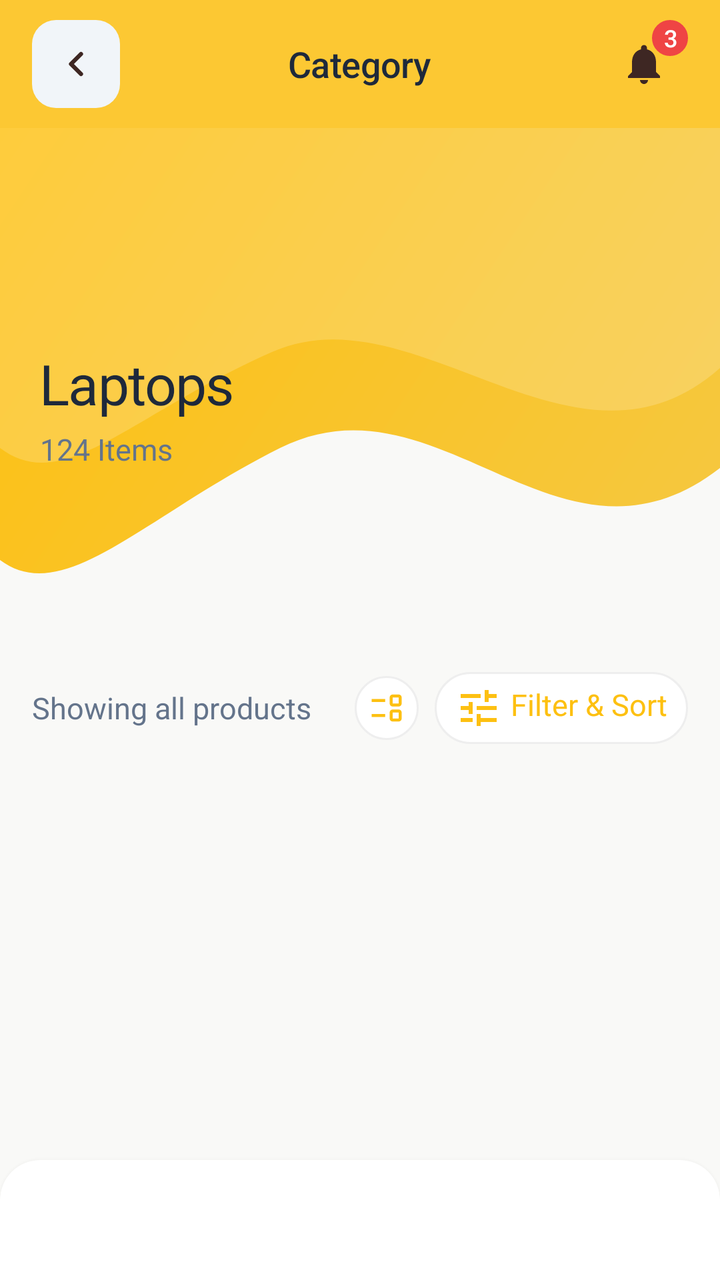
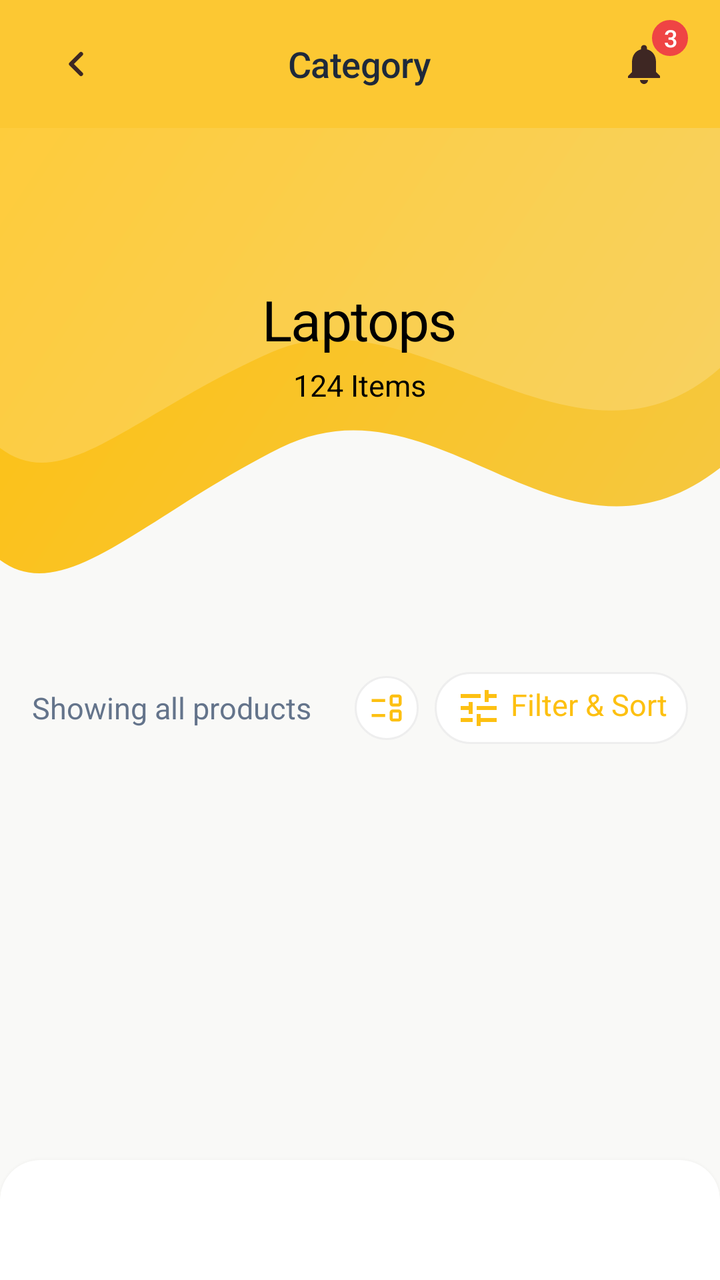

Compare the two renders of this Android layout. The source of the first and the diff that turns it into the second are given below.
<!-- AndroidManifest.xml: application theme Theme.BeckieDealApp -->
<!-- res/layout/activity_category_detail.xml -->
﻿<?xml version="1.0" encoding="utf-8"?>
<androidx.constraintlayout.widget.ConstraintLayout xmlns:android="http://schemas.android.com/apk/res/android"
    xmlns:app="http://schemas.android.com/apk/res-auto"
    xmlns:tools="http://schemas.android.com/tools"
    android:layout_width="match_parent"
    android:layout_height="match_parent"
    android:background="@color/background"
    android:fitsSystemWindows="true"
    tools:context=".CategoryDetailActivity">

    
    <com.google.android.material.appbar.MaterialToolbar
        android:id="@+id/topAppBar"
        android:layout_width="match_parent"
        android:layout_height="@dimen/toolbar_height"
        android:background="@color/topbar_yellow_transparent"
        app:contentInsetStart="0dp"
        app:elevation="0dp"
        app:layout_constraintTop_toTopOf="parent">

        <RelativeLayout
            android:layout_width="match_parent"
            android:layout_height="match_parent"
            android:paddingHorizontal="16dp">

            
            <ImageView
                android:id="@+id/backButton"
                android:layout_width="44dp"
                android:layout_height="44dp"
                android:layout_alignParentStart="true"
                android:layout_centerVertical="true"
                android:background="@drawable/form_field_background"
                android:padding="12dp"
                android:src="@drawable/ic_arrow_left"
                android:contentDescription="Back"
                app:tint="@color/dark_brown" />

            
            <TextView
                android:id="@+id/categoryTitleText"
                android:layout_width="wrap_content"
                android:layout_height="wrap_content"
                android:layout_centerInParent="true"
                android:text="Category"
                android:textAppearance="@style/TextAppearance.App.SectionHeader" />

            
            <RelativeLayout
                android:id="@+id/notificationContainer"
                android:layout_width="44dp"
                android:layout_height="44dp"
                android:layout_alignParentEnd="true"
                android:layout_centerVertical="true">

                <ImageView
                    android:id="@+id/notificationIcon"
                    android:layout_width="24dp"
                    android:layout_height="24dp"
                    android:layout_centerInParent="true"
                    android:src="@drawable/ic_notifications"
                    app:tint="@color/dark_brown" />

                <TextView
                    android:id="@+id/notificationBadge"
                    android:layout_width="18dp"
                    android:layout_height="18dp"
                    android:layout_alignParentEnd="true"
                    android:layout_alignParentTop="true"
                    android:background="@drawable/badge_pill"
                    android:backgroundTint="@color/red_error"
                    android:gravity="center"
                    android:text="3"
                    android:textAppearance="@style/TextAppearance.App.Label"
                    android:textAllCaps="false"
                    android:textColor="@color/white_fixed"
                    android:visibility="visible" />
            </RelativeLayout>

        </RelativeLayout>
    </com.google.android.material.appbar.MaterialToolbar>

    
    <androidx.core.widget.NestedScrollView
        android:layout_width="match_parent"
        android:layout_height="0dp"
        android:fillViewport="true"
        app:layout_constraintTop_toBottomOf="@id/topAppBar"
        app:layout_constraintBottom_toTopOf="@id/bottomNavGlassHost">

        <LinearLayout
            android:layout_width="match_parent"
            android:layout_height="wrap_content"
            android:orientation="vertical"
            android:paddingBottom="16dp">

            
            <FrameLayout
                android:id="@+id/categoryHeroCard"
                android:layout_width="match_parent"
                android:layout_height="wrap_content">

                
                <ImageView
                    android:layout_width="match_parent"
                    android:layout_height="wrap_content"
                    android:adjustViewBounds="true"
                    android:importantForAccessibility="no"
                    android:scaleType="fitXY"
                    android:src="@drawable/bg_top_wave" />

                
                <LinearLayout
                    android:layout_width="match_parent"
                    android:layout_height="wrap_content"
                    android:layout_gravity="center_vertical"
                    android:orientation="vertical"
                    android:paddingHorizontal="20dp"
                    android:paddingTop="80dp"
                    android:paddingBottom="40dp">

                    <TextView
                        android:id="@+id/heroTitle"
                        android:layout_width="wrap_content"
                        android:layout_height="wrap_content"
                        android:text="Laptops"
                        android:textAppearance="@style/TextAppearance.App.ScreenTitle"
                        android:textColor="@color/text_primary" />

                    <TextView
                        android:id="@+id/heroSubtitle"
                        android:layout_width="wrap_content"
                        android:layout_height="wrap_content"
                        android:layout_marginTop="4dp"
                        android:text="124 Items"
                        android:textAppearance="@style/TextAppearance.App.Body"
                        android:textColor="@color/text_secondary" />
                </LinearLayout>
            </FrameLayout>

            
            <HorizontalScrollView
                android:layout_width="match_parent"
                android:layout_height="wrap_content"
                android:scrollbars="none"
                android:paddingTop="16dp"
                android:paddingBottom="4dp">

                <LinearLayout
                    android:id="@+id/brandFilterContainer"
                    android:layout_width="wrap_content"
                    android:layout_height="wrap_content"
                    android:orientation="horizontal"
                    android:paddingStart="16dp"
                    android:paddingEnd="16dp" />
            </HorizontalScrollView>

            
            <LinearLayout
                android:id="@+id/resultsRow"
                android:layout_width="match_parent"
                android:layout_height="wrap_content"
                android:orientation="horizontal"
                android:gravity="center_vertical"
                android:paddingHorizontal="16dp"
                android:paddingTop="12dp"
                android:paddingBottom="4dp">

                <TextView
                    android:id="@+id/resultsLabel"
                    android:layout_width="0dp"
                    android:layout_height="wrap_content"
                    android:layout_weight="1"
                    android:text="Showing all products"
                    android:textAppearance="@style/TextAppearance.App.Body"
                    android:textColor="@color/text_secondary" />

                
                <RelativeLayout
                    android:id="@+id/viewModeButton"
                    android:layout_width="32dp"
                    android:layout_height="32dp"
                    android:layout_marginEnd="8dp"
                    android:background="@drawable/chip_unselected"
                    android:clickable="true"
                    android:focusable="true">

                    <ImageView
                        android:id="@+id/viewModeIcon"
                        android:layout_width="18dp"
                        android:layout_height="18dp"
                        android:layout_centerInParent="true"
                        android:src="@drawable/event_list_24"
                        app:tint="@color/primary" />

                </RelativeLayout>

                <TextView
                    android:id="@+id/sortButton"
                    android:layout_width="wrap_content"
                    android:layout_height="wrap_content"
                    android:clickable="true"
                    android:focusable="true"
                    android:drawableStart="@drawable/ic_filter"
                    android:drawablePadding="4dp"
                    android:text="Filter &amp; Sort"
                    android:textAppearance="@style/TextAppearance.App.CardPrice"
                    android:textColor="@color/primary"
                    android:paddingHorizontal="10dp"
                    android:paddingVertical="6dp"
                    android:background="@drawable/chip_unselected" />
            </LinearLayout>

            
            <androidx.recyclerview.widget.RecyclerView
                android:id="@+id/detailProductsGrid"
                android:layout_width="match_parent"
                android:layout_height="wrap_content"
                android:layout_marginTop="4dp"
                android:background="@color/background"
                android:nestedScrollingEnabled="false"
                android:overScrollMode="never" />

        </LinearLayout>
    </androidx.core.widget.NestedScrollView>

    
    <include layout="@layout/layout_bottom_nav" />

</androidx.constraintlayout.widget.ConstraintLayout>
<!-- res/layout/layout_bottom_nav.xml (included above) -->
<?xml version="1.0" encoding="utf-8"?>
<FrameLayout
    xmlns:android="http://schemas.android.com/apk/res/android"
    xmlns:app="http://schemas.android.com/apk/res-auto"
    android:id="@+id/bottomNavGlassHost"
    android:layout_width="0dp"
    android:layout_height="wrap_content"
    android:layout_marginStart="@dimen/bottom_nav_side_margin"
    android:layout_marginEnd="@dimen/bottom_nav_side_margin"
    android:layout_marginBottom="@dimen/bottom_nav_bottom_margin"
    android:background="@drawable/bottom_nav_glass_bg"
    android:clipToOutline="true"
    android:elevation="4dp"
    app:layout_constraintBottom_toBottomOf="parent"
    app:layout_constraintStart_toStartOf="parent"
    app:layout_constraintEnd_toEndOf="parent">

    <LinearLayout
        android:id="@+id/customBottomNav"
        android:layout_width="match_parent"
        android:layout_height="60dp"
        android:orientation="horizontal"
        android:gravity="center"
        android:paddingStart="12dp"
        android:paddingEnd="12dp"
        android:weightSum="5.5">

        
        <LinearLayout
            android:id="@+id/navItemHome"
            android:layout_width="0dp"
            android:layout_height="match_parent"
            android:layout_weight="1"
            android:gravity="center"
            android:orientation="horizontal"
            android:clickable="true"
            android:focusable="true"
            android:background="?attr/selectableItemBackgroundBorderless">

            <LinearLayout
                android:id="@+id/navPillHome"
                android:layout_width="wrap_content"
                android:layout_height="34dp"
                android:orientation="horizontal"
                android:gravity="center"
                android:paddingStart="8dp"
                android:paddingEnd="8dp"
                android:background="@drawable/nav_pill_background">

                <ImageView
                    android:id="@+id/navIconHome"
                    android:layout_width="20dp"
                    android:layout_height="20dp"
                    android:src="@drawable/bottom_nav_home_icon"
                    android:scaleType="fitCenter" />

                <TextView
                    android:id="@+id/navLabelHome"
                    android:layout_width="wrap_content"
                    android:layout_height="wrap_content"
                    android:layout_marginStart="5dp"
                    android:text="Home"
                    android:textSize="11sp"
                    android:textStyle="bold"
                    android:visibility="gone"
                    android:alpha="0"
                    android:includeFontPadding="false" />
            </LinearLayout>
        </LinearLayout>

        
        <LinearLayout
            android:id="@+id/navItemCategories"
            android:layout_width="0dp"
            android:layout_height="match_parent"
            android:layout_weight="1"
            android:gravity="center"
            android:orientation="horizontal"
            android:clickable="true"
            android:focusable="true"
            android:background="?attr/selectableItemBackgroundBorderless">

            <LinearLayout
                android:id="@+id/navPillCategories"
                android:layout_width="wrap_content"
                android:layout_height="34dp"
                android:orientation="horizontal"
                android:gravity="center"
                android:paddingStart="8dp"
                android:paddingEnd="8dp"
                android:background="@drawable/nav_pill_background">

                <ImageView
                    android:id="@+id/navIconCategories"
                    android:layout_width="20dp"
                    android:layout_height="20dp"
                    android:src="@drawable/bottom_nav_categories_icon"
                    android:scaleType="fitCenter" />

                <TextView
                    android:id="@+id/navLabelCategories"
                    android:layout_width="wrap_content"
                    android:layout_height="wrap_content"
                    android:layout_marginStart="5dp"
                    android:text="Categories"
                    android:textSize="11sp"
                    android:textStyle="bold"
                    android:visibility="gone"
                    android:alpha="0"
                    android:includeFontPadding="false"
                    android:maxLines="1" />
            </LinearLayout>
        </LinearLayout>

        
        <LinearLayout
            android:id="@+id/navItemWishlist"
            android:layout_width="0dp"
            android:layout_height="match_parent"
            android:layout_weight="1"
            android:gravity="center"
            android:orientation="horizontal"
            android:clickable="true"
            android:focusable="true"
            android:background="?attr/selectableItemBackgroundBorderless">

            <LinearLayout
                android:id="@+id/navPillWishlist"
                android:layout_width="wrap_content"
                android:layout_height="34dp"
                android:orientation="horizontal"
                android:gravity="center"
                android:paddingStart="8dp"
                android:paddingEnd="8dp"
                android:background="@drawable/nav_pill_background">

                <ImageView
                    android:id="@+id/navIconWishlist"
                    android:layout_width="20dp"
                    android:layout_height="20dp"
                    android:src="@drawable/bottom_nav_favorites_icon"
                    android:scaleType="fitCenter" />

                <TextView
                    android:id="@+id/navLabelWishlist"
                    android:layout_width="wrap_content"
                    android:layout_height="wrap_content"
                    android:layout_marginStart="5dp"
                    android:text="Wishlist"
                    android:textSize="11sp"
                    android:textStyle="bold"
                    android:visibility="gone"
                    android:alpha="0"
                    android:includeFontPadding="false"
                    android:maxLines="1" />
            </LinearLayout>
        </LinearLayout>

        
        <LinearLayout
            android:id="@+id/navItemCart"
            android:layout_width="0dp"
            android:layout_height="match_parent"
            android:layout_weight="1"
            android:gravity="center"
            android:orientation="horizontal"
            android:clickable="true"
            android:focusable="true"
            android:background="?attr/selectableItemBackgroundBorderless">

            <LinearLayout
                android:id="@+id/navPillCart"
                android:layout_width="wrap_content"
                android:layout_height="34dp"
                android:orientation="horizontal"
                android:gravity="center"
                android:paddingStart="8dp"
                android:paddingEnd="8dp"
                android:background="@drawable/nav_pill_background">

                <ImageView
                    android:id="@+id/navIconCart"
                    android:layout_width="20dp"
                    android:layout_height="20dp"
                    android:src="@drawable/bottom_nav_cart_icon"
                    android:scaleType="fitCenter" />

                
                <FrameLayout
                    android:layout_width="wrap_content"
                    android:layout_height="wrap_content"
                    android:layout_marginStart="-6dp"
                    android:layout_marginTop="-4dp">
                    
                    <TextView
                        android:id="@+id/cartBadge"
                        android:layout_width="16dp"
                        android:layout_height="16dp"
                        android:background="@drawable/badge_pill"
                        android:backgroundTint="@color/primary"
                        android:textSize="9sp"
                        android:textStyle="bold"
                        android:textColor="@color/white_fixed"
                        android:visibility="gone"
                        android:includeFontPadding="false"
                        android:gravity="center" />
                </FrameLayout>

                <TextView
                    android:id="@+id/navLabelCart"
                    android:layout_width="wrap_content"
                    android:layout_height="wrap_content"
                    android:layout_marginStart="5dp"
                    android:text="Cart"
                    android:textSize="11sp"
                    android:textStyle="bold"
                    android:visibility="gone"
                    android:alpha="0"
                    android:includeFontPadding="false" />
            </LinearLayout>
        </LinearLayout>

        
        <LinearLayout
            android:id="@+id/navItemAccount"
            android:layout_width="0dp"
            android:layout_height="match_parent"
            android:layout_weight="1"
            android:gravity="center"
            android:orientation="horizontal"
            android:clickable="true"
            android:focusable="true"
            android:background="?attr/selectableItemBackgroundBorderless">

            <LinearLayout
                android:id="@+id/navPillAccount"
                android:layout_width="wrap_content"
                android:layout_height="34dp"
                android:orientation="horizontal"
                android:gravity="center"
                android:paddingStart="8dp"
                android:paddingEnd="8dp"
                android:background="@drawable/nav_pill_background">

                <ImageView
                    android:id="@+id/navIconAccount"
                    android:layout_width="20dp"
                    android:layout_height="20dp"
                    android:src="@drawable/bottom_nav_account_icon"
                    android:scaleType="fitCenter" />

                <TextView
                    android:id="@+id/navLabelAccount"
                    android:layout_width="wrap_content"
                    android:layout_height="wrap_content"
                    android:layout_marginStart="5dp"
                    android:text="Account"
                    android:textSize="11sp"
                    android:textStyle="bold"
                    android:visibility="gone"
                    android:alpha="0"
                    android:includeFontPadding="false" />
            </LinearLayout>
        </LinearLayout>

    </LinearLayout>

</FrameLayout>
<!-- resources referenced by this layout -->
<resources>
  <color name="background">#F9F9F7</color>
  <color name="dark_brown">#3E2723</color>
  <color name="primary">#FDC011</color>
  <color name="red_error">#EF4444</color>
  <color name="text_primary">#1E293B</color>
  <color name="text_secondary">#64748B</color>
  <color name="topbar_yellow_transparent">#D9FDC011</color>
  <color name="white_fixed">#FFFFFF</color>
  <dimen name="bottom_nav_bottom_margin">0dp</dimen>
  <dimen name="bottom_nav_side_margin">0dp</dimen>
  <dimen name="toolbar_height">64dp</dimen>
  <!-- drawable form_field_background (drawable) -->
  <?xml version="1.0" encoding="utf-8"?>
  <shape xmlns:android="http://schemas.android.com/apk/res/android">
      <solid android:color="@color/input_background" />
      <corners android:radius="12dp" />
  </shape>
  <style name="TextAppearance.App.Body" parent="TextAppearance.Material3.BodyMedium">
          <item name="android:fontFamily">@font/synonym_regular</item>
          <item name="android:textSize">15sp</item>
          <item name="android:letterSpacing">0</item>
          <item name="android:lineSpacingMultiplier">1.6</item>
          <item name="android:textColor">@color/text_secondary</item>
      </style>
  <style name="TextAppearance.App.CardPrice" parent="TextAppearance.Material3.BodyLarge">
          <item name="android:fontFamily">@font/synonym_semibold</item>
          <item name="android:textSize">15sp</item>
          <item name="android:letterSpacing">0</item>
          <item name="android:textColor">@color/text_primary</item>
      </style>
  <style name="TextAppearance.App.ScreenTitle" parent="TextAppearance.Material3.HeadlineMedium">
          <item name="android:fontFamily">@font/amulya_bold</item>
          <item name="android:textSize">28sp</item>
          <item name="android:letterSpacing">-0.02</item>
          <item name="android:textColor">@color/text_primary</item>
      </style>
  <style name="Theme.BeckieDealApp" parent="Base.Theme.BeckieDealApp">
          <item name="buttonStyle">@style/Widget.App.Button</item>
          <item name="materialButtonStyle">@style/Widget.App.Button</item>
      </style>
  <color name="surface">#FFFFFF</color>
  <color name="nav_surface">#FFFFFF</color>
  <dimen name="chip_stroke_width">1dp</dimen>
  <dimen name="chip_pill_radius">20dp</dimen>
  <color name="input_background">#F1F5F9</color>
  <style name="Widget.App.Button" parent="Widget.Material3.Button">
          <item name="shapeAppearance">@style/ShapeAppearance.App.Button.Pill</item>
          <item name="android:textAppearance">@style/TextAppearance.App.Button</item>
      </style>
  <color name="on_primary">#FFFFFF</color>
  <color name="primary_container">#FDC011</color>
  <color name="on_primary_container">#582200</color>
  <color name="chip_selected_bg">#3E2723</color>
  <color name="on_surface">#251913</color>
  <style name="TextAppearance.App.PriceHero" parent="TextAppearance.Material3.TitleLarge">
          <item name="android:fontFamily">@font/amulya_bold</item>
          <item name="android:textSize">22sp</item>
          <item name="android:letterSpacing">-0.01</item>
          <item name="android:textColor">@color/text_primary</item>
      </style>
  <style name="TextAppearance.App.Button" parent="TextAppearance.Material3.LabelLarge">
          <item name="android:fontFamily">@font/synonym_semibold</item>
          <item name="android:textSize">15sp</item>
          <item name="android:letterSpacing">0.01</item>
          <item name="android:textAllCaps">false</item>
      </style>
  <style name="ShapeAppearance.App.Button.Pill" parent="">
          <item name="cornerFamily">rounded</item>
          <item name="cornerSize">50%</item>
      </style>
  <color name="nav_indicator_fill">#FFF1EB</color>
  <style name="ShapeAppearance.App.BottomNav.ActiveIndicator" parent="">
          <item name="cornerFamily">rounded</item>
          <item name="cornerSize">50%</item>
      </style>
  <!-- unchanged entries left out for length: 43 -->
</resources>

<!-- the commit's change to res/layout/activity_category_detail.xml (unified diff, before → after) -->
@@ -30,7 +30,6 @@
                 android:layout_height="44dp"
                 android:layout_alignParentStart="true"
                 android:layout_centerVertical="true"
-                android:background="@drawable/form_field_background"
                 android:padding="12dp"
                 android:src="@drawable/ic_arrow_left"
                 android:contentDescription="Back"
@@ -116,8 +115,9 @@
                     android:layout_gravity="center_vertical"
                     android:orientation="vertical"
                     android:paddingHorizontal="20dp"
-                    android:paddingTop="80dp"
-                    android:paddingBottom="40dp">
+                    android:paddingTop="32dp"
+                    android:paddingBottom="56dp"
+                    android:gravity="center">
 
                     <TextView
                         android:id="@+id/heroTitle"
@@ -125,7 +125,8 @@
                         android:layout_height="wrap_content"
                         android:text="Laptops"
                         android:textAppearance="@style/TextAppearance.App.ScreenTitle"
-                        android:textColor="@color/text_primary" />
+                        android:textColor="#000000"
+                        android:textAlignment="center" />
 
                     <TextView
                         android:id="@+id/heroSubtitle"
@@ -134,7 +135,8 @@
                         android:layout_marginTop="4dp"
                         android:text="124 Items"
                         android:textAppearance="@style/TextAppearance.App.Body"
-                        android:textColor="@color/text_secondary" />
+                        android:textColor="#000000"
+                        android:textAlignment="center" />
                 </LinearLayout>
             </FrameLayout>
 
<!-- resource entries referenced after the edit -->
@@ -11,18 +11,12 @@
   <dimen name="bottom_nav_bottom_margin">0dp</dimen>
   <dimen name="bottom_nav_side_margin">0dp</dimen>
   <dimen name="toolbar_height">64dp</dimen>
-  <!-- drawable form_field_background (drawable) -->
-  <?xml version="1.0" encoding="utf-8"?>
-  <shape xmlns:android="http://schemas.android.com/apk/res/android">
-      <solid android:color="@color/input_background" />
-      <corners android:radius="12dp" />
-  </shape>
   <style name="TextAppearance.App.Body" parent="TextAppearance.Material3.BodyMedium">
           <item name="android:fontFamily">@font/synonym_regular</item>
           <item name="android:textSize">15sp</item>
           <item name="android:letterSpacing">0</item>
           <item name="android:lineSpacingMultiplier">1.6</item>
-          <item name="android:textColor">@color/text_secondary</item>
+          <item name="android:textColor">#000000</item>
       </style>
   <style name="TextAppearance.App.CardPrice" parent="TextAppearance.Material3.BodyLarge">
           <item name="android:fontFamily">@font/synonym_semibold</item>
@@ -34,7 +28,7 @@
           <item name="android:fontFamily">@font/amulya_bold</item>
           <item name="android:textSize">28sp</item>
           <item name="android:letterSpacing">-0.02</item>
-          <item name="android:textColor">@color/text_primary</item>
+          <item name="android:textColor">#000000</item>
       </style>
   <style name="Theme.BeckieDealApp" parent="Base.Theme.BeckieDealApp">
           <item name="buttonStyle">@style/Widget.App.Button</item>
@@ -44,7 +38,6 @@
   <color name="nav_surface">#FFFFFF</color>
   <dimen name="chip_stroke_width">1dp</dimen>
   <dimen name="chip_pill_radius">20dp</dimen>
-  <color name="input_background">#F1F5F9</color>
   <style name="Widget.App.Button" parent="Widget.Material3.Button">
           <item name="shapeAppearance">@style/ShapeAppearance.App.Button.Pill</item>
           <item name="android:textAppearance">@style/TextAppearance.App.Button</item>
